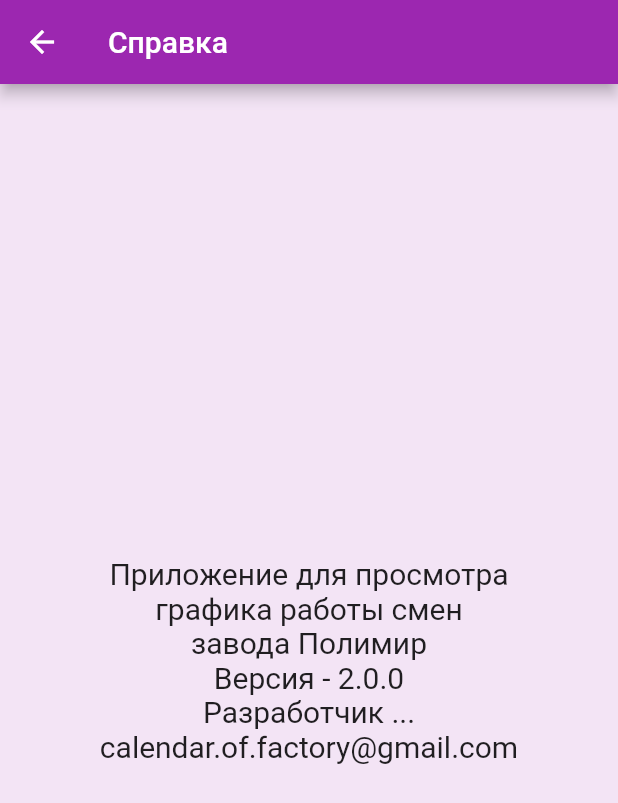
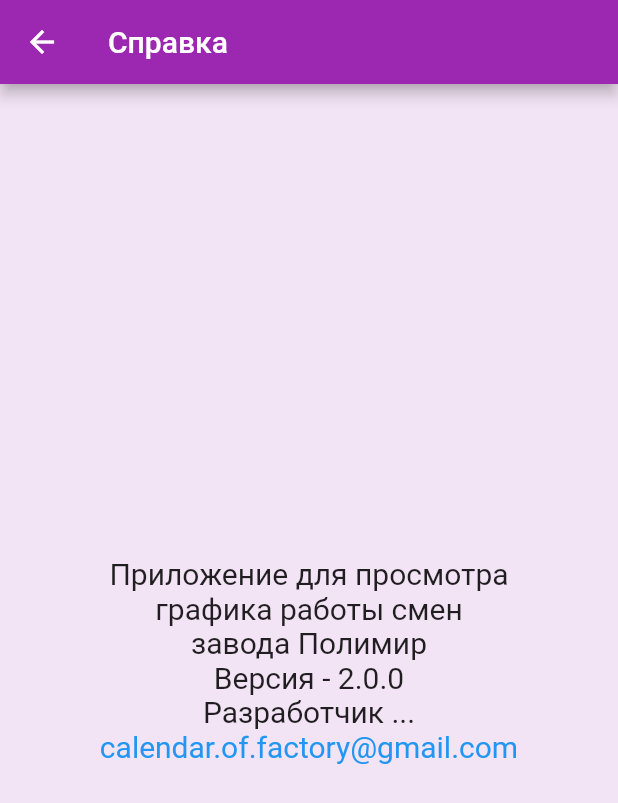
Before and after one commit to amatskevich/calendar_of_factory, a Flutter app: the AboutScreen screen opened by its route, on a phone screen of 412 x 824 dp. Shown: the top 803 px of the screen. Run offline on Flutter 3.47's test engine with Material 2 defaults, Android fonts, the phone set to English and light mode, and no system bars; our stand-ins replace package_info_plus, shared_preferences, sqflite; missing offline and left inert: mailto; accounts and stored records are empty.

Commit message:
add mailto

```diff
--- a/lib/about_screen/about_screen.dart
+++ b/lib/about_screen/about_screen.dart
@@ -1,4 +1,5 @@
 import 'package:calendaroffactory/about_screen/app_version_widget.dart';
+import 'package:calendaroffactory/about_screen/mailto_widget.dart';
 import 'package:flutter/material.dart';
 
 class AboutScreen extends StatelessWidget {
@@ -20,7 +21,7 @@ class AboutScreen extends StatelessWidget {
             const Text('завода Полимир', style: const TextStyle(fontSize: 20)),
             AppVersion(),
             const Text('Разработчик ...', style: const TextStyle(fontSize: 20)),
-            const Text('calendar.of.factory@gmail.com', style: const TextStyle(fontSize: 20)), //TODO link mailto
+            MailtoDeveloper(),
           ],
         ),
       ),
--- /dev/null
+++ b/lib/about_screen/mailto_widget.dart
@@ -0,0 +1,34 @@
+import 'package:flutter/gestures.dart';
+import 'package:flutter/material.dart';
+import 'package:mailto/mailto.dart';
+import 'package:url_launcher/url_launcher.dart';
+
+class MailtoDeveloper extends StatelessWidget {
+  static const appMail = 'calendar.of.factory@gmail.com';
+
+  const MailtoDeveloper({Key? key}) : super(key: key);
+
+  @override
+  Widget build(BuildContext context) {
+    return new Center(
+      child: new RichText(
+        text: new TextSpan(
+          text: appMail,
+          style: new TextStyle(color: Colors.blue, fontSize: 20),
+          recognizer: new TapGestureRecognizer()
+            ..onTap = () {
+              launchMailto();
+            },
+        ),
+      ),
+    );
+  }
+
+  launchMailto() async {
+    final mailtoLink = Mailto(
+      to: [appMail],
+      subject: 'Письмо от пользователя',
+    );
+    await launch('$mailtoLink');
+  }
+}
--- a/pubspec.yaml
+++ b/pubspec.yaml
@@ -29,6 +29,8 @@ dependencies:
   sqflite: ^2.0.0+3
   path: ^1.8.0
   package_info_plus: ^1.0.6
+  mailto: ^2.0.0
+  url_launcher: ^6.0.10
 
 dev_dependencies:
   flutter_launcher_icons: "^0.9.2"
```
